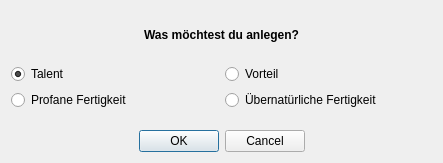
Aeolitus/Sephrasto, file UI/DatenbankSelectType.ui: the form before one commit.
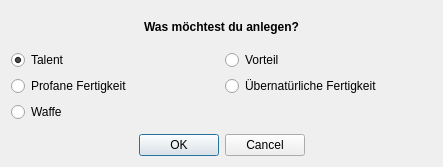
The form after the commit.

Diff of the .ui file:
```diff
--- a/UI/DatenbankSelectType.ui
+++ b/UI/DatenbankSelectType.ui
@@ -10,7 +10,7 @@
     <x>0</x>
     <y>0</y>
     <width>443</width>
-    <height>163</height>
+    <height>167</height>
    </rect>
   </property>
   <property name="windowTitle">
@@ -127,6 +127,19 @@
          </property>
         </widget>
        </item>
+       <item row="2" column="0">
+        <widget class="QRadioButton" name="buttonWaffe">
+         <property name="minimumSize">
+          <size>
+           <width>0</width>
+           <height>20</height>
+          </size>
+         </property>
+         <property name="text">
+          <string>Waffe</string>
+         </property>
+        </widget>
+       </item>
       </layout>
      </item>
      <item>
```
Left out of the diff: 3 changed lines with no effect on the pictures.
